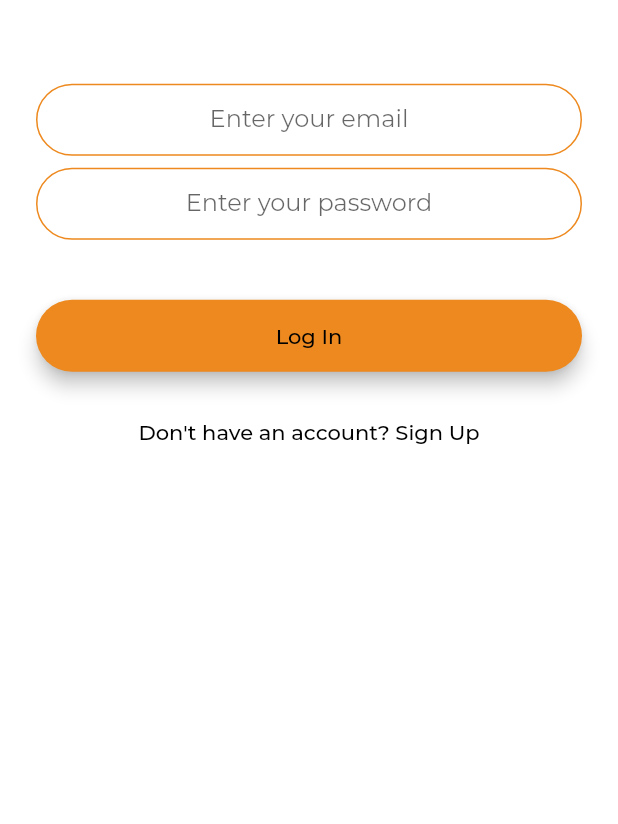
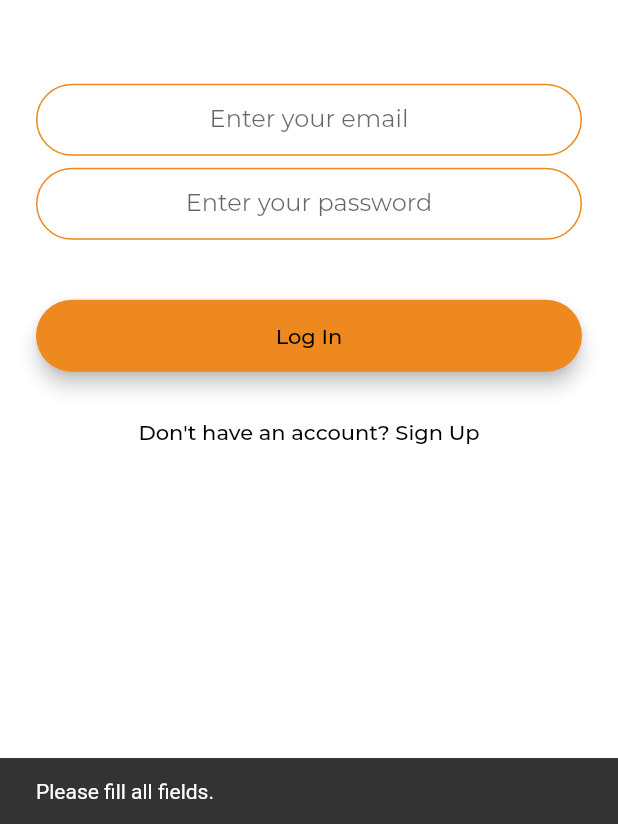
Before and after one commit to luizeduardocarvalho/Library-Manager-Mobile, a Flutter app: the screen it shows after launch, after a tap on "Log In", on a phone screen of 412 x 824 dp, the part 412-1236 px from its top. Run offline on Flutter 3.47's test engine with Material 2 defaults, Android fonts, the phone set to English and light mode, and no system bars; our stand-ins replace cloud_firestore, firebase_auth, firebase_core, firebase_storage, image_picker; accounts and stored records are empty.

Commit message:
Add error messages for login and register pages

```diff
--- a/lib/screens/auth_screen.dart
+++ b/lib/screens/auth_screen.dart
@@ -10,19 +10,21 @@ class AuthScreen extends StatefulWidget {
 }
 
 class _AuthScreenState extends State<AuthScreen> {
+  final GlobalKey<ScaffoldMessengerState> scaffoldMessengerKey = GlobalKey<ScaffoldMessengerState>();
   final _auth = FirebaseAuth.instance;
   String email;
   String password;
   bool _isLoading = false;
+  UserCredential result;
 
   Future<void> _handleSubmit(AuthData authData) async {
+    var errorMessage;
     setState(() {
       _isLoading = true;
     });
-
-    print(authData);
+    if((authData.isLogin && authData.email != null && authData.password != null) || (authData.isRegister && authData.name != null && authData.email != null && authData.password != null)) {
       try {
-      if(authData.isLogin) {
+        if (authData.isLogin) {
           await _auth.signInWithEmailAndPassword(
               email: authData.email.trim(),
               password: authData.password);
@@ -42,9 +44,39 @@ class _AuthScreenState extends State<AuthScreen> {
               .set(userData);
         }
       }
-    catch(e) {
-      ErrorWidget(e);
+      on FirebaseAuthException catch (e) {
+        print(e);
+        if (e.code == "user-not-found") {
+          errorMessage = "User not found!";
+        } else if (e.code == "wrong-password") {
+          errorMessage = "Wrong password.";
+        } else if (e.code == "invalid-email") {
+          errorMessage = "Please enter a valid email.";
+        } else if (e.code == "weak-password") {
+          errorMessage = "Please enter a password with 8 or more digits.";
+        } else {
+          errorMessage =
+          "The server can't make your request right now, please try again later! :(";
+        }
+        ScaffoldMessenger.of(context).showSnackBar( SnackBar(
+          content: Text(
+            errorMessage,
+          ),
+        ));
       } finally {
+        setState(() {
+          _isLoading = false;
+        });
+      }
+    // TODO: refactor
+    } else {
+      errorMessage = "Please fill all fields.";
+      ScaffoldMessenger.of(context).showSnackBar( SnackBar(
+        content: Text(
+          errorMessage,
+        ),
+      ));
+
       setState(() {
         _isLoading = false;
       });
@@ -54,6 +86,7 @@ class _AuthScreenState extends State<AuthScreen> {
   @override
   Widget build(BuildContext context) {
     return Scaffold(
+      key: scaffoldMessengerKey,
       backgroundColor: Colors.white,
       body: Stack(
         children: [
--- a/lib/screens/create_book_screen.dart
+++ b/lib/screens/create_book_screen.dart
@@ -50,7 +50,6 @@ class _CreateBookScreenState extends State<CreateBookScreen> {
           .set(newBookData);
     }
     catch(e) {
-      print(e);
     } finally {
       setState(() {
         _isLoading = false;
--- a/lib/widgets/auth_form.dart
+++ b/lib/widgets/auth_form.dart
@@ -16,7 +16,6 @@ class _AuthFormState extends State<AuthForm> {
   final AuthData _authData = AuthData();
 
   void _submit() {
-    print(_authData);
     FocusScope.of(context).unfocus();
     widget.onSubmit(_authData);
   }
```
Also changed, not shown: 1 other file. Lines whose indentation alone changed are shown as unchanged.
